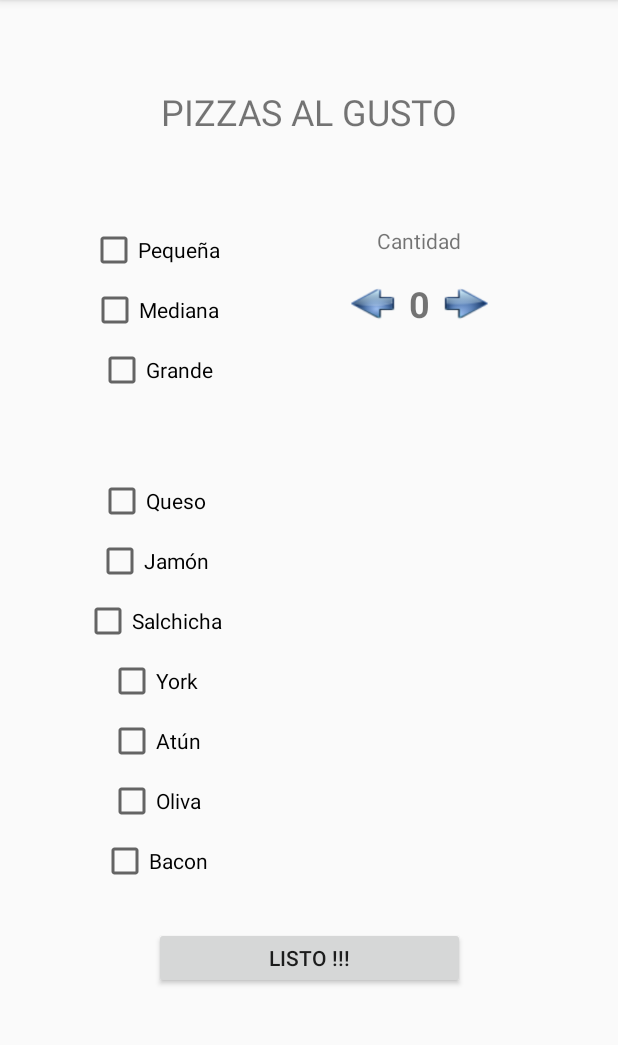
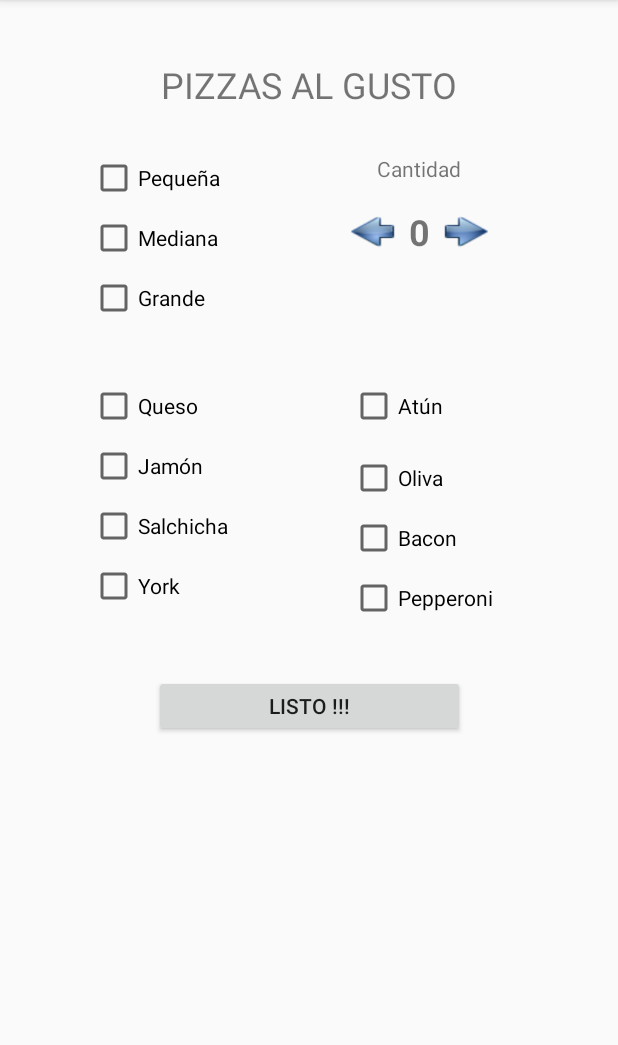
Before and after one commit to rpf1980/ANDROID_pcCompartido, an Android app: the GUI_PizzaAlGusto screen opened directly, with no data from a screen before it, on a phone screen of 412 x 824 dp, the part 84-1129 px from its top. Run offline under Robolectric (Android 15) with nearby library versions, the phone set to English and light mode, and no system bars.

Commit message:
chore(): add new ingredient, and singleton. Singleton incomplete

```diff
--- a/Pizzeria_V04/app/src/main/java/com/example/pizzeria_v04/GUI_PANEL_OPCIONES.java
+++ b/Pizzeria_V04/app/src/main/java/com/example/pizzeria_v04/GUI_PANEL_OPCIONES.java
@@ -48,7 +48,6 @@ public class GUI_PANEL_OPCIONES extends AppCompatActivity
             public void onClick(View v)
             {
 
-                getToast("Entramos");
                 Intent i = new Intent(getApplicationContext(), GUI_OPCIONES_PEDIDO.class);
                 startActivity(i);
             }
--- a/Pizzeria_V04/app/src/main/java/com/example/pizzeria_v04/GUI_PizzaAlGusto.java
+++ b/Pizzeria_V04/app/src/main/java/com/example/pizzeria_v04/GUI_PizzaAlGusto.java
@@ -3,6 +3,7 @@ package com.example.pizzeria_v04;
 import androidx.appcompat.app.AppCompatActivity;
 
 import android.os.Bundle;
+import android.view.View;
 import android.widget.Button;
 import android.widget.CheckBox;
 import android.widget.TextView;
@@ -36,5 +37,16 @@ public class GUI_PizzaAlGusto extends AppCompatActivity
         checkOliva = findViewById(R.id.idCheckOliva);
         checkBacon = findViewById(R.id.idCheckBacon);
         btnListoGusto = findViewById(R.id.idBtnLIstoGusto);
+
+        // Evento Btn LISTO !!!
+        btnListoGusto.setOnClickListener(new View.OnClickListener()
+        {
+            @Override
+            public void onClick(View v)
+            {
+                GetToast.getInstance("Click en Listo !!!");
+            }
+        });
+
     }
 }
--- a/Pizzeria_V04/app/src/main/res/layout/activity_gui__pizza_al_gusto.xml
+++ b/Pizzeria_V04/app/src/main/res/layout/activity_gui__pizza_al_gusto.xml
@@ -10,7 +10,7 @@
         android:id="@+id/textView10"
         android:layout_width="wrap_content"
         android:layout_height="wrap_content"
-        android:layout_marginTop="58dp"
+        android:layout_marginTop="40dp"
         android:text="@string/strTvPizzasGusto"
         android:textSize="24sp"
         app:layout_constraintEnd_toEndOf="parent"
@@ -22,7 +22,7 @@
         android:layout_width="wrap_content"
         android:layout_height="wrap_content"
         android:layout_marginStart="60dp"
-        android:layout_marginTop="60dp"
+        android:layout_marginTop="30dp"
         android:text="@string/strCheckMini"
         app:layout_constraintStart_toStartOf="parent"
         app:layout_constraintTop_toBottomOf="@+id/textView10" />
@@ -33,7 +33,6 @@
         android:layout_height="wrap_content"
         android:layout_marginTop="8dp"
         android:text="@string/strCheckMiddle"
-        app:layout_constraintEnd_toEndOf="@+id/idCheckMinGusto"
         app:layout_constraintStart_toStartOf="@+id/idCheckMinGusto"
         app:layout_constraintTop_toBottomOf="@+id/idCheckMinGusto" />
 
@@ -43,7 +42,6 @@
         android:layout_height="wrap_content"
         android:layout_marginTop="8dp"
         android:text="@string/strCheckBig"
-        app:layout_constraintEnd_toEndOf="@+id/idCheckMiddleGusto"
         app:layout_constraintStart_toStartOf="@+id/idCheckMiddleGusto"
         app:layout_constraintTop_toBottomOf="@+id/idCheckMiddleGusto" />
 
@@ -60,7 +58,7 @@
         android:id="@+id/idCheckQueso"
         android:layout_width="wrap_content"
         android:layout_height="wrap_content"
-        android:layout_marginTop="55dp"
+        android:layout_marginTop="40dp"
         android:text="@string/strIngredienteQueso"
         app:layout_constraintStart_toStartOf="@+id/idCheckBigGusto"
         app:layout_constraintTop_toBottomOf="@+id/idCheckBigGusto" />
@@ -71,7 +69,6 @@
         android:layout_height="wrap_content"
         android:layout_marginTop="8dp"
         android:text="@string/strIngredienteJamon"
-        app:layout_constraintEnd_toEndOf="@+id/idCheckQueso"
         app:layout_constraintStart_toStartOf="@+id/idCheckQueso"
         app:layout_constraintTop_toBottomOf="@+id/idCheckQueso" />
 
@@ -81,7 +78,6 @@
         android:layout_height="wrap_content"
         android:layout_marginTop="8dp"
         android:text="@string/strIngredienteSalchicha"
-        app:layout_constraintEnd_toEndOf="@+id/idCheckJamon"
         app:layout_constraintStart_toStartOf="@+id/idCheckJamon"
         app:layout_constraintTop_toBottomOf="@+id/idCheckJamon" />
 
@@ -91,7 +87,6 @@
         android:layout_height="wrap_content"
         android:layout_marginTop="8dp"
         android:text="@string/strIngredienteYork"
-        app:layout_constraintEnd_toEndOf="@+id/idCheckSalchicha"
         app:layout_constraintStart_toStartOf="@+id/idCheckSalchicha"
         app:layout_constraintTop_toBottomOf="@+id/idCheckSalchicha" />
 
@@ -99,18 +94,16 @@
         android:id="@+id/idCheckAtun"
         android:layout_width="wrap_content"
         android:layout_height="wrap_content"
-        android:layout_marginTop="8dp"
         android:text="@string/strIngredienteAtun"
-        app:layout_constraintStart_toStartOf="@+id/idCheckYork"
-        app:layout_constraintTop_toBottomOf="@+id/idCheckYork" />
+        app:layout_constraintStart_toStartOf="@+id/idBtnLeftGusto"
+        app:layout_constraintTop_toTopOf="@+id/idCheckQueso" />
 
     <CheckBox
         android:id="@+id/idCheckOliva"
         android:layout_width="wrap_content"
         android:layout_height="wrap_content"
-        android:layout_marginTop="8dp"
+        android:layout_marginTop="16dp"
         android:text="@string/strIngredienteOliva"
-        app:layout_constraintEnd_toEndOf="@+id/idCheckAtun"
         app:layout_constraintStart_toStartOf="@+id/idCheckAtun"
         app:layout_constraintTop_toBottomOf="@+id/idCheckAtun" />
 
@@ -120,7 +113,6 @@
         android:layout_height="wrap_content"
         android:layout_marginTop="8dp"
         android:text="@string/strIngredienteBacon"
-        app:layout_constraintEnd_toEndOf="@+id/idCheckOliva"
         app:layout_constraintStart_toStartOf="@+id/idCheckOliva"
         app:layout_constraintTop_toBottomOf="@+id/idCheckOliva" />
 
@@ -128,11 +120,11 @@
         android:id="@+id/idBtnLIstoGusto"
         android:layout_width="207dp"
         android:layout_height="41dp"
-        android:layout_marginTop="28dp"
+        android:layout_marginTop="35dp"
         android:text="@string/strBtnListo"
         app:layout_constraintEnd_toEndOf="parent"
         app:layout_constraintStart_toStartOf="parent"
-        app:layout_constraintTop_toBottomOf="@+id/idCheckBacon" />
+        app:layout_constraintTop_toBottomOf="@+id/idCheckPepperoni" />
 
     <TextView
         android:id="@+id/idTvContadorGusto"
@@ -166,4 +158,13 @@
         app:layout_constraintStart_toEndOf="@+id/idTvContadorGusto"
         app:layout_constraintTop_toTopOf="@+id/idTvContadorGusto" />
 
+    <CheckBox
+        android:id="@+id/idCheckPepperoni"
+        android:layout_width="wrap_content"
+        android:layout_height="wrap_content"
+        android:layout_marginTop="8dp"
+        android:text="@string/strIngredientePepperoni"
+        app:layout_constraintStart_toStartOf="@+id/idCheckBacon"
+        app:layout_constraintTop_toBottomOf="@+id/idCheckBacon" />
+
 </androidx.constraintlayout.widget.ConstraintLayout>
--- a/Pizzeria_V04/app/src/main/res/values/strings.xml
+++ b/Pizzeria_V04/app/src/main/res/values/strings.xml
@@ -46,4 +46,5 @@
     <string name="strIngredienteAtun">Atún</string>
     <string name="strIngredienteOliva">Oliva</string>
     <string name="strIngredienteBacon">Bacon</string>
+    <string name="strIngredientePepperoni">Pepperoni</string>
 </resources>
```
Also changed, not shown: Pizzeria_V04/app/src/main/java/com/example/pizzeria_v04/Adaptador.java (deleted, +0 -69 lines), Pizzeria_V04/app/src/main/java/com/example/pizzeria_v04/GUI_OPCIONES_PEDIDO.java (+12 -1 lines), Pizzeria_V04/app/src/main/java/com/example/pizzeria_v04/GetToast.java (added, +27 -0 lines), Pizzeria_V04/app/src/main/res/layout/itemlistview.xml (deleted, +0 -48 lines).
